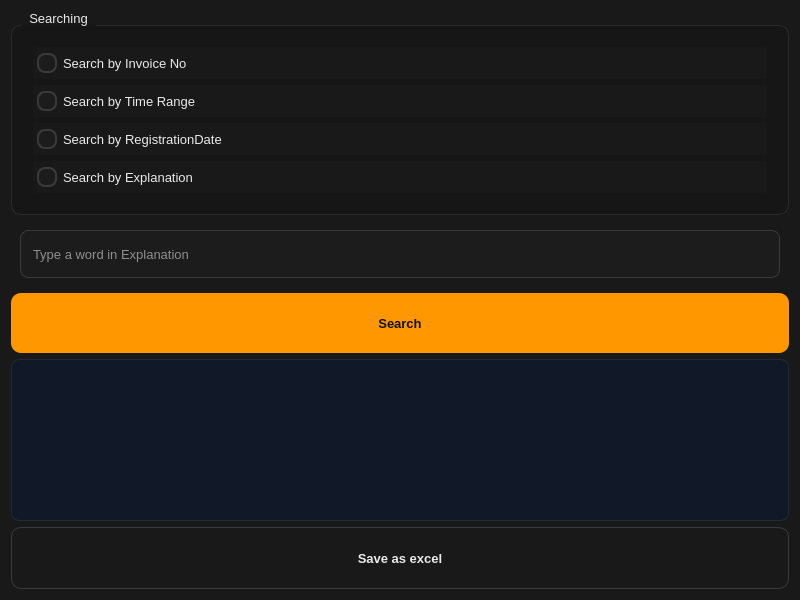
Qt form app/ui/Calling_Page.ui (kianfa/Imprest_Management) before a commit.
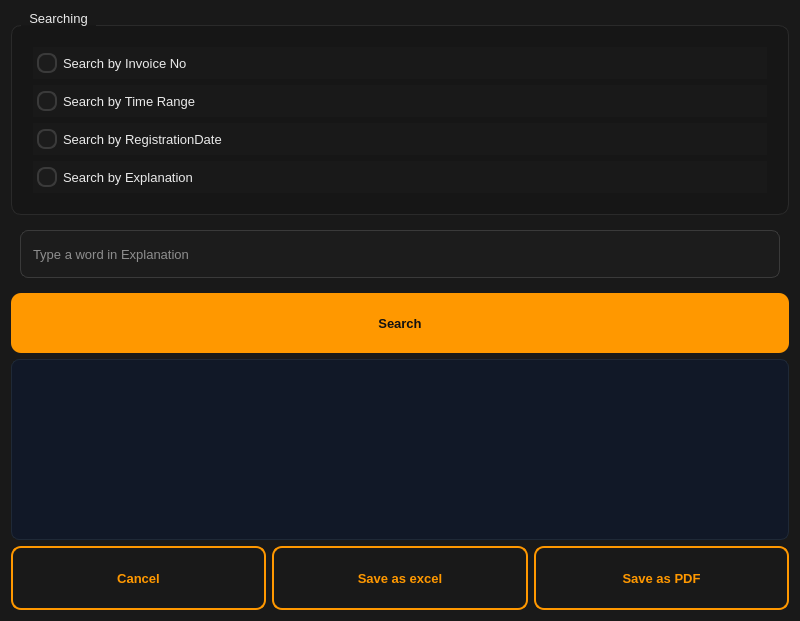
The same form after that commit.

```diff
--- a/app/ui/Calling_Page.ui
+++ b/app/ui/Calling_Page.ui
@@ -12,8 +12,8 @@
   </property>
   <property name="maximumSize">
    <size>
-    <width>800</width>
-    <height>600</height>
+    <width>16777215</width>
+    <height>16777215</height>
    </size>
   </property>
   <property name="windowTitle">
@@ -356,9 +356,15 @@
          <verstretch>0</verstretch>
         </sizepolicy>
        </property>
+       <property name="minimumSize">
+        <size>
+         <width>0</width>
+         <height>181</height>
+        </size>
+       </property>
        <property name="maximumSize">
         <size>
-         <width>800</width>
+         <width>16777215</width>
          <height>16777215</height>
         </size>
        </property>
@@ -388,13 +394,51 @@
        </property>
       </widget>
      </item>
+    </layout>
+   </item>
+   <item>
+    <layout class="QHBoxLayout" name="horizontalLayout_8">
+     <item>
+      <widget class="QPushButton" name="btnCancel">
+       <property name="text">
+        <string>Cancel</string>
+       </property>
+      </widget>
+     </item>
      <item>
       <widget class="QPushButton" name="btnSaveasexcel">
+       <property name="styleSheet">
+        <string notr="true">QPushButton {
+    background-color: transparent;
+    color: #FF9800;
+    font-weight: bold;
+    border: 2px solid #FF9800;
+    border-radius: 10px;
+    padding: 10px 14px;
+    min-height: 40px;
+}
+
+QPushButton:hover {
+    background-color: #232323;
+}
+
+QPushButton:pressed {
+    background-color: #2B2B2B;
+}
+</string>
+       </property>
        <property name="text">
         <string>Save as excel</string>
        </property>
       </widget>
      </item>
+     <item>
+      <widget class="QPushButton" name="btnSaveasPDF">
+       <property name="text">
+        <string>Save as PDF</string>
+       </property>
+      </widget>
+     </item>
     </layout>
    </item>
    <item>
```
Left out of the diff: 7 changed lines with no effect on the pictures.
